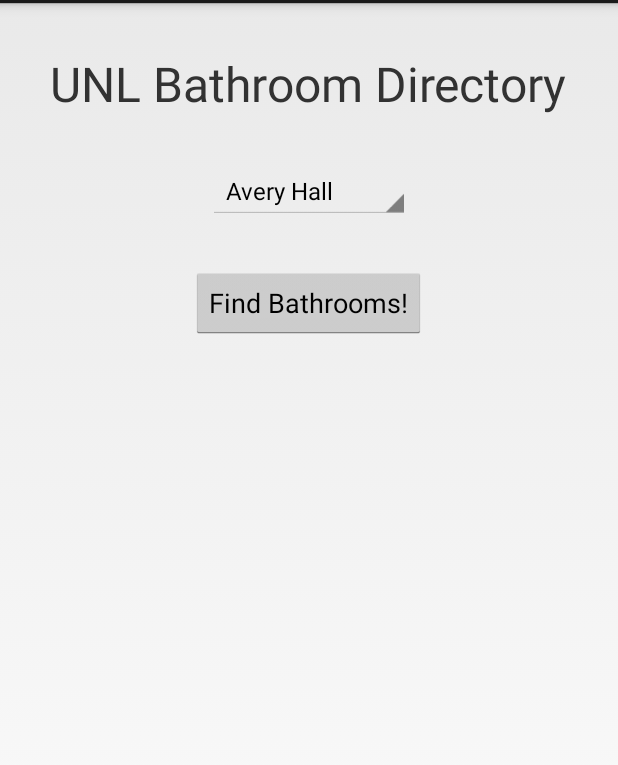
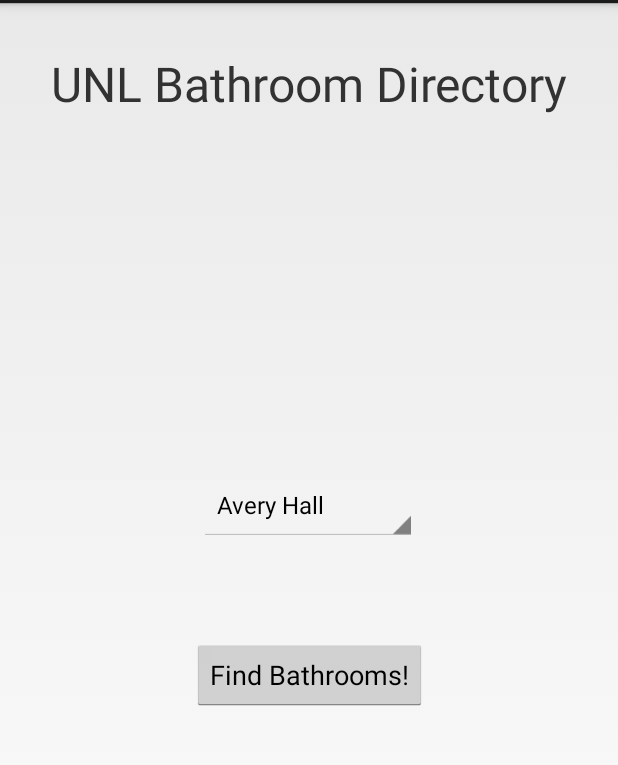
Before and after one commit to wilsonmichaelunl/CSCE361, an Android app: the screen it shows after launch (MainActivity), on a phone screen of 412 x 824 dp, the part 69-834 px from its top. Run offline under Robolectric (Android 15) with nearby library versions, the phone set to English and light mode, and no system bars.

Commit message:
changed main layout to constraint layout

```diff
--- a/app/src/main/res/layout/activity_main.xml
+++ b/app/src/main/res/layout/activity_main.xml
@@ -1,6 +1,7 @@
 <?xml version="1.0" encoding="utf-8"?>
-<LinearLayout
+<android.support.constraint.ConstraintLayout
     xmlns:android="http://schemas.android.com/apk/res/android"
+    xmlns:app="http://schemas.android.com/apk/res-auto"
     xmlns:tools="http://schemas.android.com/tools"
     android:layout_width="match_parent"
     android:layout_height="match_parent"
@@ -14,17 +15,32 @@
         android:layout_height="wrap_content"
         android:layout_gravity="center"
         android:layout_margin="16dp"
+        android:layout_marginLeft="8dp"
+        android:layout_marginRight="8dp"
+        android:layout_marginTop="8dp"
+        android:text="@string/title"
         android:textSize="32sp"
-        android:text="@string/title" />
+        app:layout_constraintLeft_toLeftOf="parent"
+        app:layout_constraintRight_toRightOf="parent"
+        app:layout_constraintTop_toTopOf="parent"/>
 
     <Spinner
         android:id="@+id/building"
-        android:layout_width="wrap_content"
-        android:layout_height="wrap_content"
-        android:layout_marginTop="40dp"
+        android:layout_width="145dp"
+        android:layout_height="47dp"
         android:layout_gravity="center"
         android:layout_margin="16dp"
-        android:entries="@array/unl_buildings"/>
+        android:entries="@array/unl_buildings"
+        android:layout_marginLeft="8dp"
+        app:layout_constraintLeft_toLeftOf="parent"
+        android:layout_marginRight="8dp"
+        app:layout_constraintRight_toRightOf="parent"
+        app:layout_constraintBottom_toBottomOf="parent"
+        android:layout_marginBottom="8dp"
+        app:layout_constraintHorizontal_bias="0.497"
+        app:layout_constraintTop_toTopOf="parent"
+        android:layout_marginTop="8dp"
+        app:layout_constraintVertical_bias="0.42000002"/>
 
     <Button
         android:id="@+id/find_bathroom"
@@ -32,7 +48,16 @@
         android:layout_height="wrap_content"
         android:layout_gravity="center"
         android:layout_margin="16dp"
+        android:onClick="onClickFindBathroom"
         android:text="@string/find_bathrooms"
-        android:onClick="onClickFindBathroom"/>
+        app:layout_constraintBottom_toBottomOf="parent"
+        android:layout_marginBottom="8dp"
+        app:layout_constraintTop_toTopOf="parent"
+        android:layout_marginTop="8dp"
+        android:layout_marginRight="8dp"
+        app:layout_constraintRight_toRightOf="parent"
+        android:layout_marginLeft="8dp"
+        app:layout_constraintLeft_toLeftOf="parent"
+        app:layout_constraintVertical_bias="0.59000003"/>
 
-</LinearLayout>
+</android.support.constraint.ConstraintLayout>
```
